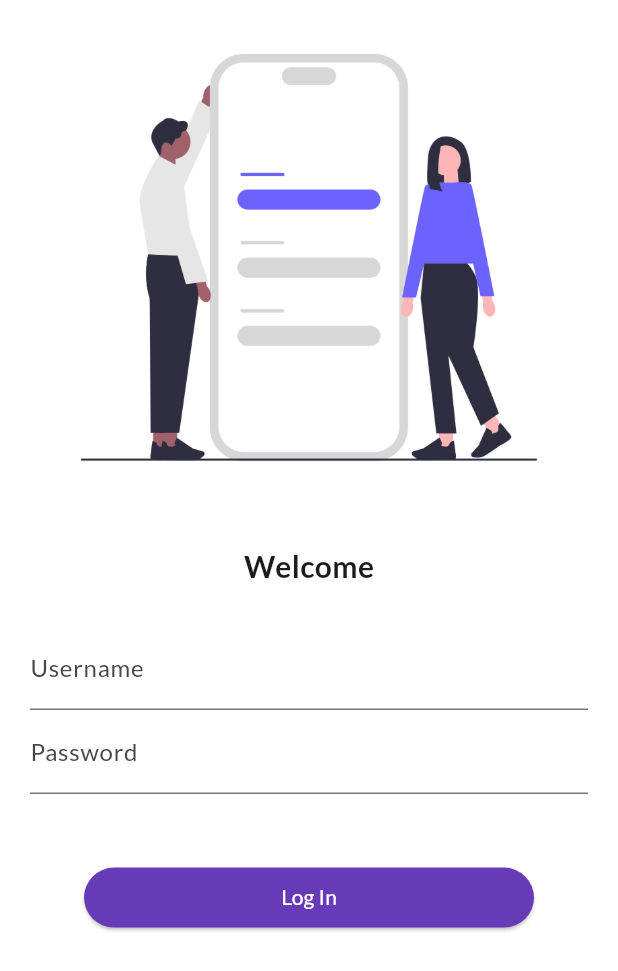
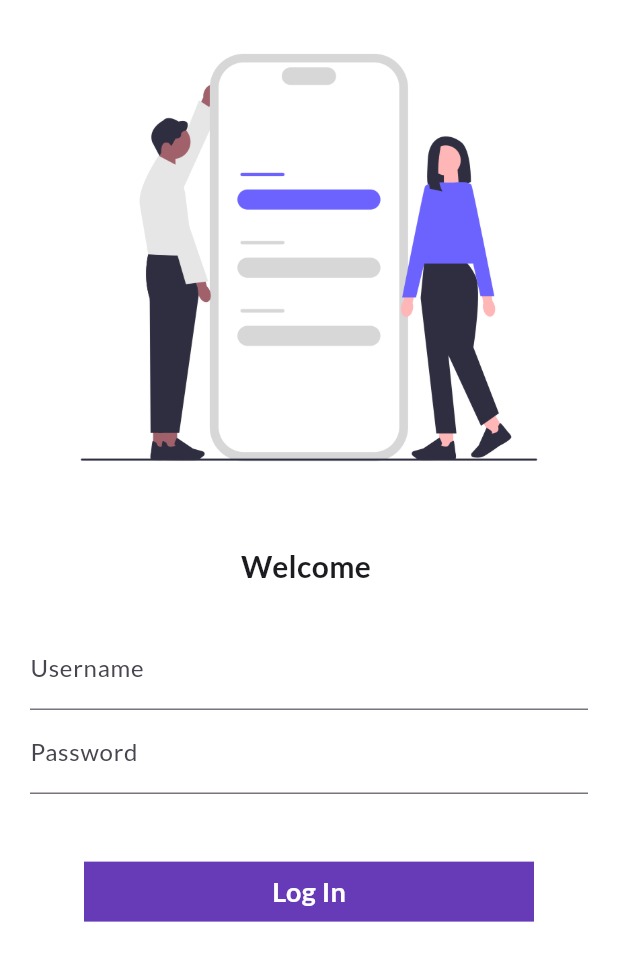
Before and after one commit to Muhammad-Sharafat/30-Days_Of_Flutter, a Flutter app: the screen it shows after launch, on a phone screen of 412 x 824 dp. Shown: the top 971 px of the screen. Run offline on Flutter 3.47's test engine with Material 3 defaults, Android fonts, the phone set to English and light mode, and no system bars; our stand-ins replace google_fonts.

Commit message:
day6 completed

```diff
--- a/lib/main.dart
+++ b/lib/main.dart
@@ -31,8 +31,8 @@ class MyApp extends StatelessWidget {
 
       routes: {
         "/": (context) => const LoginScreen(),
-        MyRoutes.HomeRoute: (context) => const HomeScreen(),
-        MyRoutes.LoginRoute: (context) => const LoginScreen(),
+        MyRoutes.homeRoute: (context) => const HomeScreen(),
+        MyRoutes.loginRoute: (context) => const LoginScreen(),
       },
     );
   }
--- a/lib/screens/login_screen.dart
+++ b/lib/screens/login_screen.dart
@@ -12,8 +12,14 @@ class LoginScreen extends StatefulWidget {
 }
 
 class _LoginScreenState extends State<LoginScreen> {
+  String name = '';
+  bool changeButton = false;
+
   @override
   Widget build(BuildContext context) {
+    // Text login
+    // String text1 = Colors.white as String;
+    // String back2 = Colors.deepOrange;
     return Material(
       color: Colors.white,
       child: SingleChildScrollView(
@@ -26,9 +32,10 @@ class _LoginScreenState extends State<LoginScreen> {
             const SizedBox(
               height: 20,
             ),
-            const Text(
-              'Welcome',
-              style: TextStyle(fontSize: 20.0, fontWeight: FontWeight.bold),
+            Text(
+              'Welcome $name',
+              style:
+                  const TextStyle(fontSize: 20.0, fontWeight: FontWeight.bold),
             ),
             const SizedBox(
               height: 20.0,
@@ -40,6 +47,10 @@ class _LoginScreenState extends State<LoginScreen> {
                   TextFormField(
                     decoration: const InputDecoration(
                         labelText: 'Username', hintText: 'Enter username'),
+                    onChanged: (value) {
+                      name = value;
+                      setState(() {});
+                    },
                   ),
                   TextFormField(
                     decoration: const InputDecoration(
@@ -52,17 +63,49 @@ class _LoginScreenState extends State<LoginScreen> {
             const SizedBox(
               height: 40.0,
             ),
-            ElevatedButton(
-              onPressed: () {
-                Navigator.pushNamed(context, MyRoutes.HomeRoute);
+            InkWell(
+              onTap: () async {
+                setState(() {
+                  changeButton = true;
+                });
+                await Future.delayed(const Duration(seconds: 1));
+                Navigator.pushNamed(context, MyRoutes.homeRoute);
               },
-              // style: TextButton.styleFrom(minimumSize: Size(300, 40), backgroundColor: Colors.deepPurple, ),
-              style: ElevatedButton.styleFrom(
-                  foregroundColor: Colors.white,
-                  backgroundColor: Colors.deepPurple,
-                  fixedSize: const Size(300, 30)),
-              child: const Text('Log In'),
+              child: AnimatedContainer(
+                duration: const Duration(seconds: 1),
+                height: changeButton ? 50 : 40,
+                width: changeButton ? 50 : 300,
+                decoration: BoxDecoration(
+                    color: Colors.deepPurple,
+                    shape: changeButton ? BoxShape.circle : BoxShape.rectangle),
+                alignment: Alignment.center,
+                child: changeButton
+                    ? const Icon(
+                        Icons.done,
+                        color: Colors.white,
+                        size: 30,
+                      )
+                    : const Text(
+                        'Log In',
+                        style: TextStyle(
+                          color: Colors.white,
+                          fontSize: 18,
+                          fontWeight: FontWeight.bold,
+                        ),
+                      ),
+              ),
             )
+            // ElevatedButton(
+            //   onPressed: () {
+            //
+            //   },
+            //   // style: TextButton.styleFrom(minimumSize: Size(300, 40), backgroundColor: Colors.deepPurple, ),
+            //   style: ElevatedButton.styleFrom(
+            //       foregroundColor: Colors.white,
+            //       backgroundColor: Colors.deepPurple,
+            //       fixedSize: const Size(300, 30)),
+            //   child: const Text('Log In'),
+            // )
           ],
         ),
       ),
--- a/lib/utils/routes.dart
+++ b/lib/utils/routes.dart
@@ -1,4 +1,4 @@
 class MyRoutes {
-  static String LoginRoute = "/login";
-  static String HomeRoute = "/home";
+  static String loginRoute = "/login";
+  static String homeRoute = "/home";
 }
```
